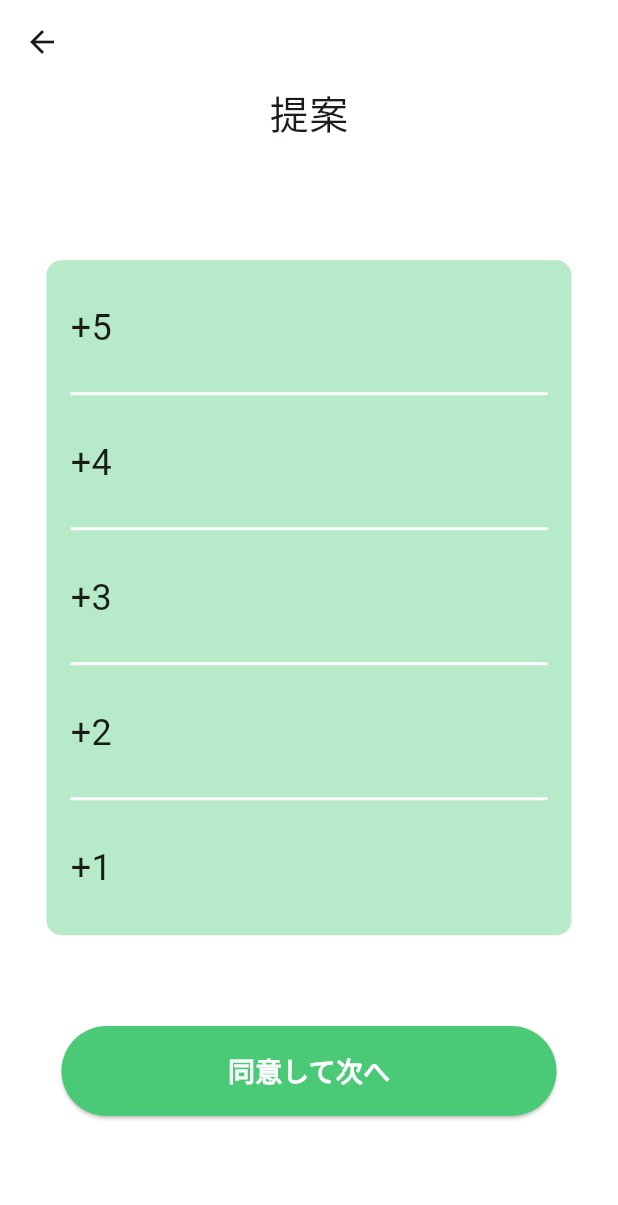
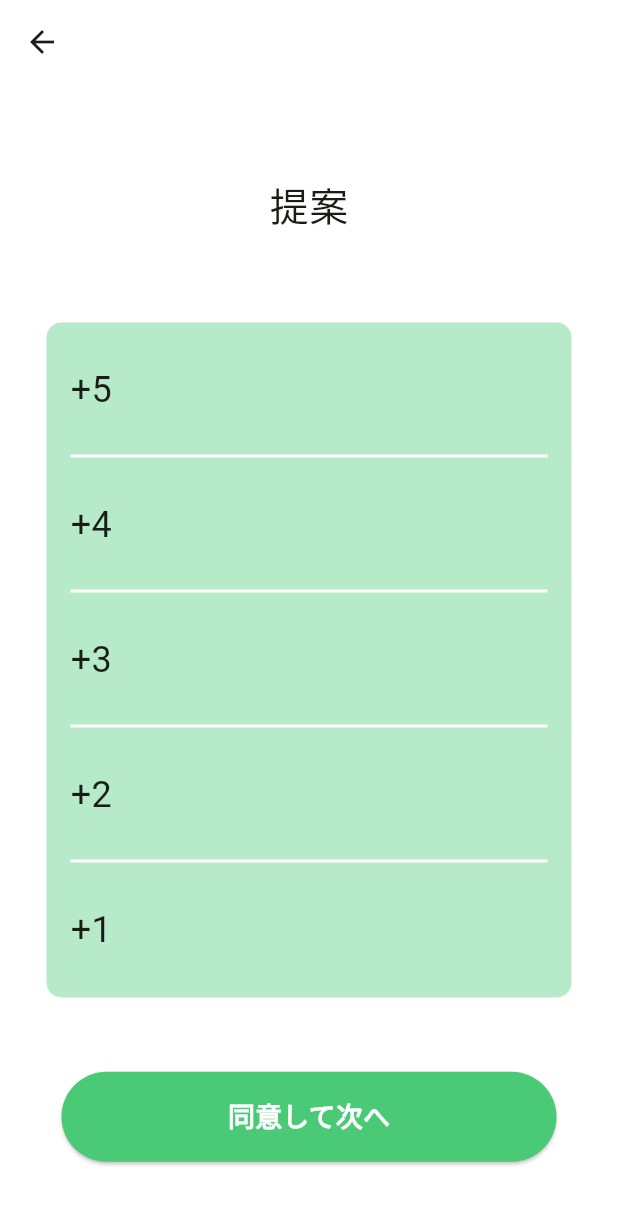
Before and after one commit to Mood-Trend/mood-trend-flutter, a Flutter app: the ManicTypeTablePage screen opened directly, on a phone screen of 412 x 824 dp. Shown: the top 1205 px of the screen. Run offline on Flutter 3.47's test engine with Material 2 defaults, Android fonts, the phone set to English and light mode, and no system bars; our stand-ins replace cloud_firestore, firebase_auth, firebase_core, flutter_riverpod, freezed_annotation, gap and 4 more; missing offline and left inert: flutter_overboard; accounts and stored records are empty; generated files the repository leaves out were written again; Roboto replaces fonts that are missing (Noto Sans JP).

Commit message:
feat: 縦幅が小さい時のUI崩れを修正

```diff
--- a/lib/presentation/diagnosis/manic/manic_type_table_page.dart
+++ b/lib/presentation/diagnosis/manic/manic_type_table_page.dart
@@ -31,18 +31,19 @@ class ManicTypeTablePage extends ConsumerWidget with ErrorHandlerMixin {
       body: Center(
         child: Column(
           children: [
-            const Text(
+            const Flexible(
+              child: Center(
+                child: Text(
                   '提案',
                   style: TextStyle(
                     fontSize: 26,
                   ),
                 ),
-            const SizedBox(
-              height: 20,
               ),
-            Expanded(
-              child: Column(
+            ),
+            Column(
               mainAxisAlignment: MainAxisAlignment.center,
+              mainAxisSize: MainAxisSize.min,
               children: [
                 Container(
                   width: 350,
@@ -103,8 +104,9 @@ class ManicTypeTablePage extends ConsumerWidget with ErrorHandlerMixin {
                 ),
               ],
             ),
-            ),
-            ElevatedButton(
+            Flexible(
+              child: Center(
+                child: ElevatedButton(
                   style: ElevatedButton.styleFrom(
                     backgroundColor: AppColors.green,
                     foregroundColor: AppColors.white,
@@ -140,9 +142,8 @@ class ManicTypeTablePage extends ConsumerWidget with ErrorHandlerMixin {
                     ),
                   ),
                 ),
-            const SizedBox(
-              height: 80,
-            )
+              ),
+            ),
           ],
         ),
       ),
```
Also changed, not shown: lib/presentation/diagnosis/depression/depression_type_table_page.dart (+12 -11 lines), lib/presentation/diagnosis/self_input_page.dart (+9 -7 lines). Lines whose indentation alone changed are shown as unchanged.
